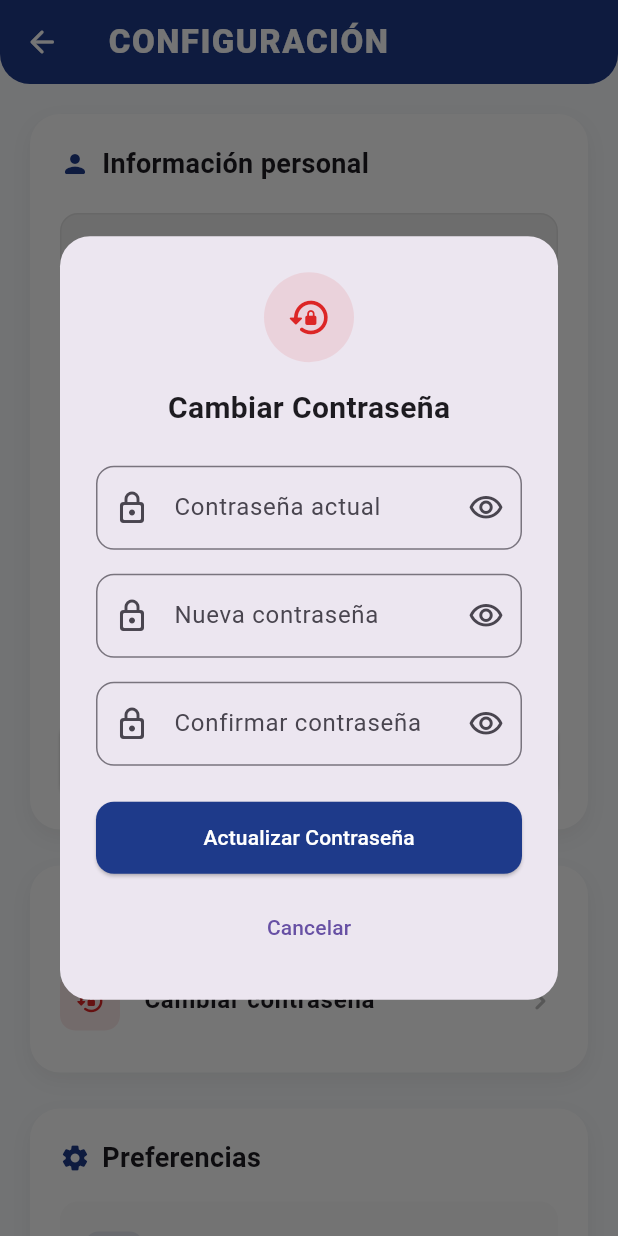
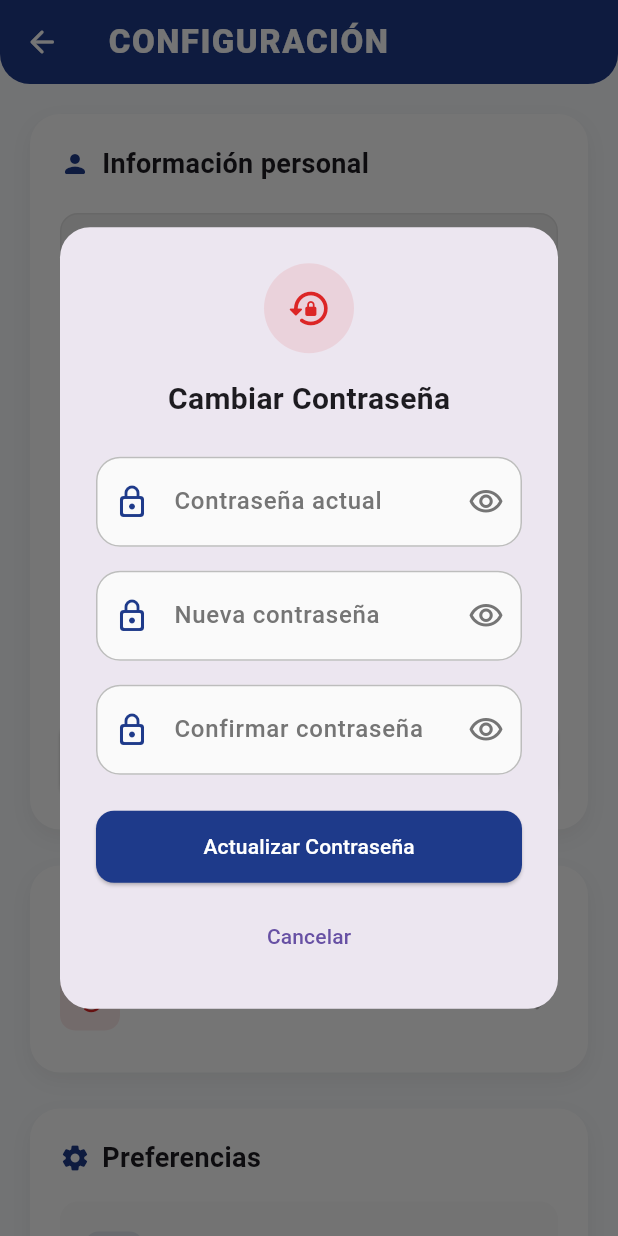
Before and after one commit to MesonesJhon/Chiclayo_reporta, a Flutter app: the SettingsScreen screen opened by its route, after a tap on "Cambiar contraseña", on a phone screen of 412 x 824 dp. Run offline on Flutter 3.47's test engine with Material 3 defaults, Android fonts, the light colour scheme and no system bars; our stand-ins replace firebase_core, firebase_messaging, flutter_local_notifications, geolocator, google_maps_flutter, image_picker and 3 more; accounts and stored records are empty.

Commit message:
widget de vista de contraseña creado y llamado

```diff
--- a/lib/views/auth/login_screen.dart
+++ b/lib/views/auth/login_screen.dart
@@ -3,6 +3,7 @@ import 'package:provider/provider.dart';
 import 'package:shared_preferences/shared_preferences.dart';
 import '../../viewmodels/auth_viewmodel.dart';
 import '../../utils/app_colors.dart'; // Importa tus colores
+import '../widgets/custom_password_field.dart';
 
 class LoginScreen extends StatefulWidget {
   const LoginScreen({super.key});
@@ -239,11 +240,11 @@ class _LoginScreenState extends State<LoginScreen> {
             const SizedBox(height: 20),
 
             // Password Field
-            _buildTextField(
+            CustomPasswordField(
               controller: _passwordController,
               label: 'Contraseña',
               icon: Icons.lock_outline_rounded,
-              isPassword: true,
+              isLast: true,
             ),
             const SizedBox(height: 12),
 
--- a/lib/views/home/settings_screen.dart
+++ b/lib/views/home/settings_screen.dart
@@ -4,6 +4,7 @@ import '../../viewmodels/auth_viewmodel.dart';
 import '../../models/user_model.dart';
 import '../../utils/app_colors.dart';
 import '../../services/notification_service.dart';
+import '../widgets/custom_password_field.dart';
 
 class SettingsScreen extends StatefulWidget {
   const SettingsScreen({super.key});
@@ -654,9 +655,6 @@ class _SettingsScreenState extends State<SettingsScreen>
     final newPasswordController = TextEditingController();
     final confirmPasswordController = TextEditingController();
     final formKey = GlobalKey<FormState>();
-    bool obscureCurrent = true;
-    bool obscureNew = true;
-    bool obscureConfirm = true;
 
     showDialog(
       context: context,
@@ -696,31 +694,20 @@ class _SettingsScreenState extends State<SettingsScreen>
                         ),
                       ),
                       const SizedBox(height: 24),
-                      _buildPasswordField(
+                      CustomPasswordField(
                         controller: currentPasswordController,
                         label: 'Contraseña actual',
-                        obscureText: obscureCurrent,
-                        onToggleVisibility: () {
-                          setState(() => obscureCurrent = !obscureCurrent);
-                        },
                       ),
                       const SizedBox(height: 16),
-                      _buildPasswordField(
+                      CustomPasswordField(
                         controller: newPasswordController,
                         label: 'Nueva contraseña',
-                        obscureText: obscureNew,
-                        onToggleVisibility: () {
-                          setState(() => obscureNew = !obscureNew);
-                        },
                       ),
                       const SizedBox(height: 16),
-                      _buildPasswordField(
+                      CustomPasswordField(
                         controller: confirmPasswordController,
                         label: 'Confirmar contraseña',
-                        obscureText: obscureConfirm,
-                        onToggleVisibility: () {
-                          setState(() => obscureConfirm = !obscureConfirm);
-                        },
+                        isLast: true,
                         validator: (value) {
                           if (value != newPasswordController.text) {
                             return 'Las contraseñas no coinciden';
@@ -819,41 +806,4 @@ class _SettingsScreenState extends State<SettingsScreen>
       },
     );
   }
-
-  Widget _buildPasswordField({
-    required TextEditingController controller,
-    required String label,
-    required bool obscureText,
-    required VoidCallback onToggleVisibility,
-    String? Function(String?)? validator,
-  }) {
-    return TextFormField(
-      controller: controller,
-      obscureText: obscureText,
-      validator:
-          validator ??
-          (value) {
-            if (value == null || value.isEmpty) {
-              return 'Este campo es obligatorio';
-            }
-            if (value.length < 6) {
-              return 'Mínimo 6 caracteres';
-            }
-            return null;
-          },
-      decoration: InputDecoration(
-        labelText: label,
-        border: OutlineInputBorder(borderRadius: BorderRadius.circular(12)),
-        prefixIcon: const Icon(Icons.lock_outline_rounded),
-        suffixIcon: IconButton(
-          icon: Icon(
-            obscureText
-                ? Icons.visibility_outlined
-                : Icons.visibility_off_outlined,
-          ),
-          onPressed: onToggleVisibility,
-        ),
-      ),
-    );
-  }
 }
--- /dev/null
+++ b/lib/views/widgets/custom_password_field.dart
@@ -0,0 +1,104 @@
+import 'package:flutter/material.dart';
+import '../../utils/app_colors.dart';
+
+class CustomPasswordField extends StatefulWidget {
+  final TextEditingController controller;
+  final String label;
+  final String? hint;
+  final IconData icon;
+  final String? Function(String?)? validator;
+  final ValueChanged<String>? onChanged;
+  final TextInputAction? textInputAction;
+  final VoidCallback? onEditingComplete;
+  final ValueChanged<String>? onFieldSubmitted;
+  final bool isLast;
+
+  const CustomPasswordField({
+    super.key,
+    required this.controller,
+    required this.label,
+    this.hint,
+    this.icon = Icons.lock_outline_rounded,
+    this.validator,
+    this.onChanged,
+    this.textInputAction,
+    this.onEditingComplete,
+    this.onFieldSubmitted,
+    this.isLast = false,
+  });
+
+  @override
+  State<CustomPasswordField> createState() => _CustomPasswordFieldState();
+}
+
+class _CustomPasswordFieldState extends State<CustomPasswordField> {
+  bool _obscureText = true;
+
+  @override
+  Widget build(BuildContext context) {
+    return TextFormField(
+      controller: widget.controller,
+      obscureText: _obscureText,
+      validator: widget.validator,
+      onChanged: widget.onChanged,
+      textInputAction:
+          widget.textInputAction ??
+          (widget.isLast ? TextInputAction.done : TextInputAction.next),
+      onEditingComplete: widget.onEditingComplete,
+      onFieldSubmitted: widget.onFieldSubmitted,
+      style: TextStyle(
+        fontSize: 16,
+        color: Colors.grey[800],
+        fontWeight: FontWeight.w500,
+      ),
+      decoration: InputDecoration(
+        labelText: widget.label,
+        labelStyle: TextStyle(
+          color: Colors.grey[600],
+          fontWeight: FontWeight.w500,
+        ),
+        hintText: widget.hint,
+        prefixIcon: Icon(widget.icon, color: AppColors.primaryBlue),
+        suffixIcon: IconButton(
+          icon: Icon(
+            _obscureText
+                ? Icons.visibility_outlined
+                : Icons.visibility_off_outlined,
+            color: Colors.grey[600],
+          ),
+          onPressed: () {
+            setState(() {
+              _obscureText = !_obscureText;
+            });
+          },
+        ),
+        border: OutlineInputBorder(
+          borderRadius: BorderRadius.circular(16),
+          borderSide: BorderSide(color: Colors.grey[400]!),
+        ),
+        focusedBorder: OutlineInputBorder(
+          borderRadius: BorderRadius.circular(16),
+          borderSide: BorderSide(color: AppColors.primaryBlue, width: 2),
+        ),
+        enabledBorder: OutlineInputBorder(
+          borderRadius: BorderRadius.circular(16),
+          borderSide: BorderSide(color: Colors.grey[400]!),
+        ),
+        errorBorder: OutlineInputBorder(
+          borderRadius: BorderRadius.circular(16),
+          borderSide: const BorderSide(color: AppColors.criticalRed),
+        ),
+        focusedErrorBorder: OutlineInputBorder(
+          borderRadius: BorderRadius.circular(16),
+          borderSide: const BorderSide(color: AppColors.criticalRed, width: 2),
+        ),
+        filled: true,
+        fillColor: Colors.grey[50],
+        contentPadding: const EdgeInsets.symmetric(
+          vertical: 18,
+          horizontal: 16,
+        ),
+      ),
+    );
+  }
+}
```
Also changed, not shown: lib/views/auth/register_screen.dart (+4 -4 lines), lib/views/auth/reset_password_screen.dart (+4 -20 lines).
